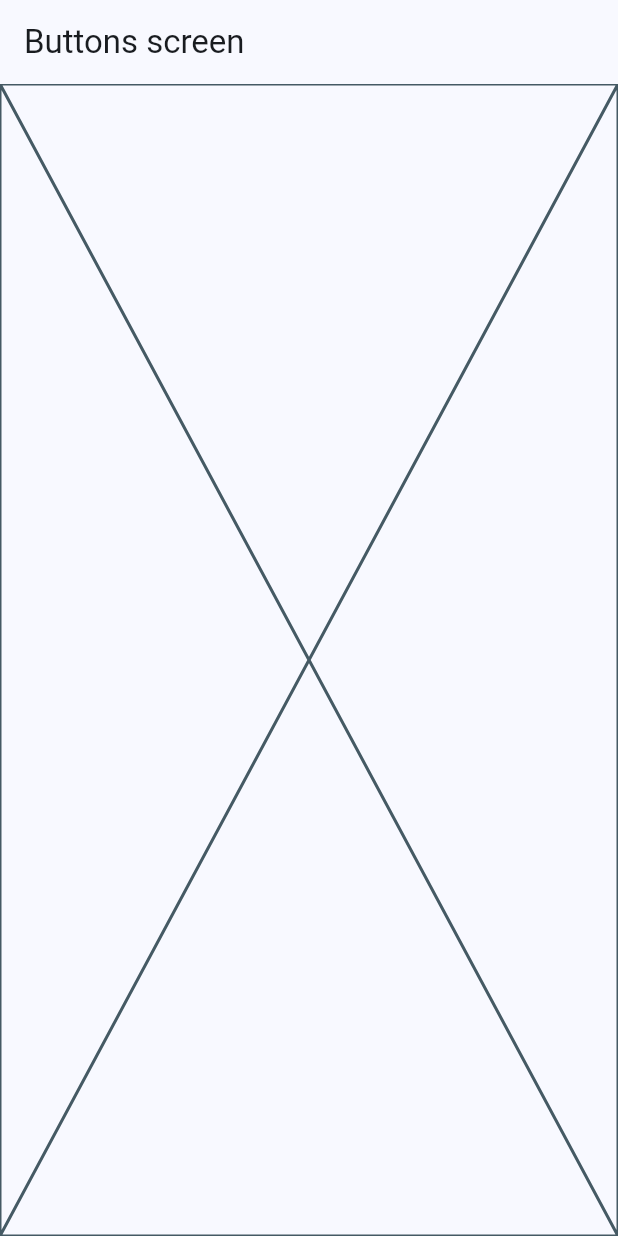
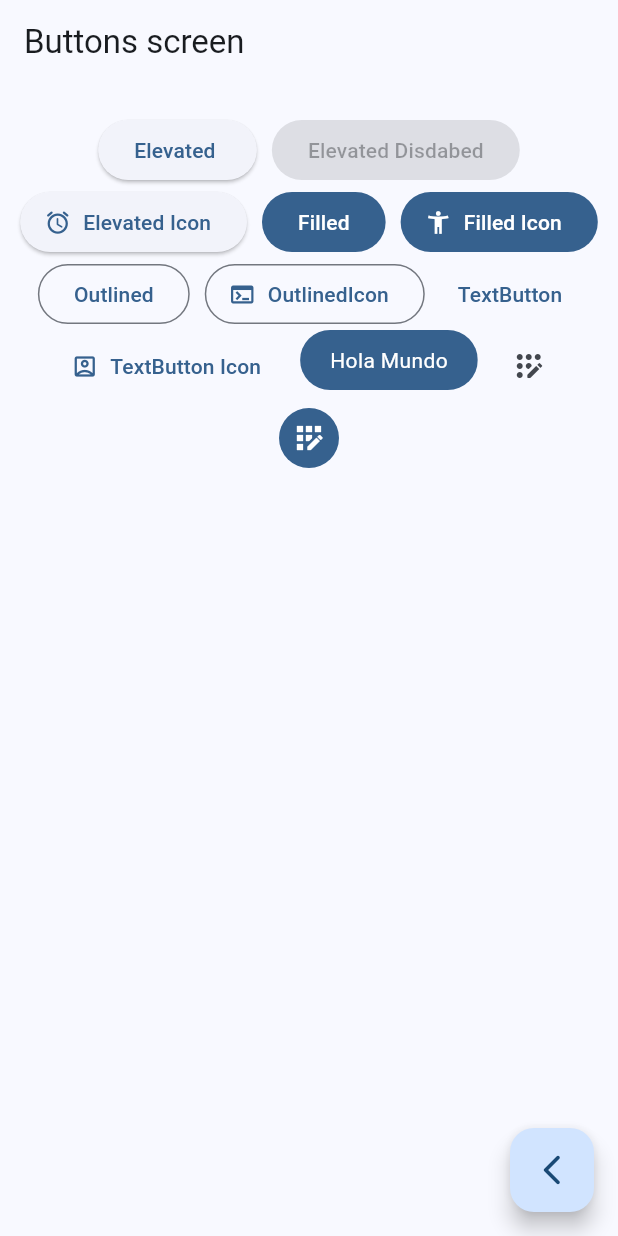
Before and after one commit to AlexFG15/widgets_app, a Flutter app: the ButtonsScreen screen opened by its route, on a phone screen of 412 x 824 dp. Run offline on Flutter 3.47's test engine with Material 3 defaults, Android fonts, the phone set to English and light mode, and no system bars; our stand-ins replace go_router.

Commit message:
Buttons screen finish

```diff
--- a/lib/config/presentation/screens/buttons/buttons_screen.dart
+++ b/lib/config/presentation/screens/buttons/buttons_screen.dart
@@ -1,4 +1,5 @@
 import 'package:flutter/material.dart';
+import 'package:go_router/go_router.dart';
 
 class ButtonsScreen extends StatelessWidget {
   static const String name = 'buttons_screen';
@@ -8,7 +9,102 @@ class ButtonsScreen extends StatelessWidget {
   Widget build(BuildContext context) {
     return Scaffold(
       appBar: AppBar(title: Text('Buttons screen')),
-      body: Placeholder(),
+      body: _ButtonsView(),
+      floatingActionButton: FloatingActionButton(
+        child: Icon(Icons.arrow_back_ios_new_rounded),
+        onPressed: () {
+          context.pop();
+        },
+      ),
     );
   }
 }
+
+class _ButtonsView extends StatelessWidget {
+  const _ButtonsView();
+
+  @override
+  Widget build(BuildContext context) {
+    final colors = Theme.of(context).colorScheme;
+    return SizedBox(
+      width: double.infinity,
+      child: Padding(
+        padding: EdgeInsets.symmetric(horizontal: 10, vertical: 20),
+        child: Wrap(
+          spacing: 10,
+          alignment: WrapAlignment.center,
+          children: [
+            ElevatedButton(onPressed: () {}, child: Text('Elevated ')),
+            ElevatedButton(onPressed: null, child: Text('Elevated Disdabed')),
+            ElevatedButton.icon(
+              onPressed: () {},
+              icon: Icon(Icons.access_alarm_rounded),
+              label: Text('Elevated Icon'),
+            ),
+
+            FilledButton(onPressed: () {}, child: Text('Filled')),
+
+            FilledButton.icon(
+              onPressed: () {},
+              icon: Icon(Icons.accessibility_new),
+              label: Text('Filled Icon'),
+            ),
+
+            OutlinedButton(onPressed: () {}, child: Text('Outlined')),
+
+            OutlinedButton.icon(
+              onPressed: () {},
+              icon: Icon(Icons.terminal),
+              label: Text('OutlinedIcon'),
+            ),
+
+            TextButton(onPressed: () {}, child: Text('TextButton')),
+            TextButton.icon(
+              onPressed: () {},
+              icon: Icon(Icons.account_box_outlined),
+              label: Text('TextButton Icon'),
+            ),
+
+            CustomButton(),
+
+            IconButton(
+              onPressed: () {},
+              icon: Icon(Icons.app_registration_rounded),
+            ),
+            IconButton(
+              onPressed: () {},
+              icon: Icon(Icons.app_registration_outlined),
+              style: ButtonStyle(
+                backgroundColor: MaterialStatePropertyAll(colors.primary),
+                iconColor: MaterialStatePropertyAll(Colors.white),
+              ),
+            ),
+          ],
+        ),
+      ),
+    );
+  }
+}
+
+class CustomButton extends StatelessWidget {
+  const CustomButton({super.key});
+
+  @override
+  Widget build(BuildContext context) {
+    final colors = Theme.of(context).colorScheme;
+
+    return ClipRRect(
+      borderRadius: BorderRadius.circular(20),
+      child: Material(
+        color: colors.primary,
+        child: InkWell(
+          onTap: () {},
+          child: Padding(
+            padding: EdgeInsets.symmetric(horizontal: 20, vertical: 10),
+            child: Text('Hola Mundo', style: TextStyle(color: Colors.white)),
+          ),
+        ),
+      ),
+    );
+  }
+}
```
